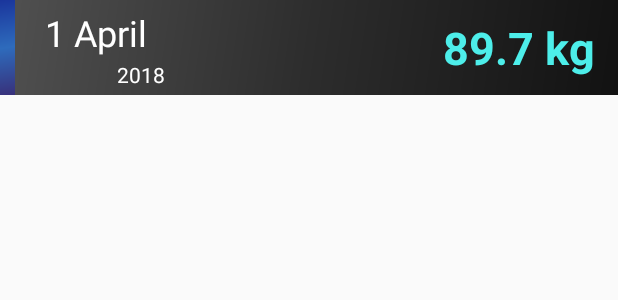
After one commit to ErnestasOkunevic/Size-Tracker, an Android app: the layout recycler_item.xml on its own in the app's theme, with its tools: preview values and no code run, on a phone screen of 412 x 824 dp. The commit adds this screen. Shown: the top 300 px of the screen. Run offline under Robolectric (Android 15) with nearby library versions, the phone set to English and light mode, and no system bars.

Commit message:
Made item layout for recycler view

```diff
--- a/app/src/main/java/com/ernokun/sizetracker/activities/MainActivity.java
+++ b/app/src/main/java/com/ernokun/sizetracker/activities/MainActivity.java
@@ -5,6 +5,7 @@ import androidx.lifecycle.Observer;
 import androidx.lifecycle.ViewModelProvider;
 
 import android.os.Bundle;
+import android.widget.Toast;
 
 import com.ernokun.sizetracker.R;
 import com.ernokun.sizetracker.entities.Weight;
@@ -32,6 +33,7 @@ public class MainActivity extends AppCompatActivity {
             @Override
             public void onChanged(List<Weight> weights) {
                 // update RecyclerView
+                Toast.makeText(MainActivity.this, "It worked", Toast.LENGTH_LONG).show();
             }
         });
     }
--- /dev/null
+++ b/app/src/main/res/drawable/background.xml
@@ -0,0 +1,8 @@
+<?xml version="1.0" encoding="utf-8"?>
+<shape xmlns:android="http://schemas.android.com/apk/res/android">
+    <gradient
+        android:angle="135"
+        android:centerColor="#2D2D2D"
+        android:endColor="#515151"
+        android:startColor="#121212" />
+</shape>
--- /dev/null
+++ b/app/src/main/res/drawable/recycler_item_side_blue.xml
@@ -0,0 +1,11 @@
+<?xml version="1.0" encoding="utf-8"?>
+<shape xmlns:android="http://schemas.android.com/apk/res/android"
+    android:shape="rectangle">
+
+    <gradient
+        android:angle="135"
+        android:centerColor="#2E6BBC"
+        android:endColor="#1A359C"
+        android:startColor="#38307A" />
+
+</shape>
--- /dev/null
+++ b/app/src/main/res/layout/recycler_item.xml
@@ -0,0 +1,56 @@
+<?xml version="1.0" encoding="utf-8"?>
+<androidx.constraintlayout.widget.ConstraintLayout xmlns:android="http://schemas.android.com/apk/res/android"
+    xmlns:app="http://schemas.android.com/apk/res-auto"
+    android:layout_width="match_parent"
+    android:layout_height="wrap_content"
+    android:background="@drawable/background">
+
+
+    <ImageView
+        android:id="@+id/imageView4"
+        android:layout_width="10dp"
+        android:layout_height="63dp"
+        app:layout_constraintStart_toStartOf="parent"
+        app:layout_constraintTop_toTopOf="parent"
+        app:srcCompat="@drawable/recycler_item_side_blue" />
+
+    <TextView
+        android:id="@+id/day_month_id"
+        android:layout_width="wrap_content"
+        android:layout_height="wrap_content"
+        android:layout_marginStart="20dp"
+        android:layout_marginTop="5dp"
+        android:text="1 April"
+        android:textColor="#ffffff"
+        android:textSize="24sp"
+        app:layout_constraintStart_toEndOf="@+id/imageView4"
+        app:layout_constraintTop_toTopOf="parent" />
+
+    <TextView
+        android:id="@+id/year_id"
+        android:layout_width="wrap_content"
+        android:layout_height="wrap_content"
+        android:layout_marginStart="60dp"
+        android:layout_marginTop="2dp"
+        android:text="2018"
+        android:textColor="#ffffff"
+        android:textSize="14sp"
+        app:layout_constraintEnd_toEndOf="@+id/day_month_id"
+        app:layout_constraintStart_toStartOf="@+id/day_month_id"
+        app:layout_constraintTop_toBottomOf="@+id/day_month_id" />
+
+    <TextView
+        android:id="@+id/weight_id"
+        android:layout_width="wrap_content"
+        android:layout_height="wrap_content"
+        android:layout_marginTop="5dp"
+        android:layout_marginEnd="15dp"
+        android:layout_marginBottom="5dp"
+        android:text="89.7 kg"
+        android:textColor="#4deeea"
+        android:textSize="30sp"
+        android:textStyle="bold"
+        app:layout_constraintBottom_toBottomOf="parent"
+        app:layout_constraintEnd_toEndOf="parent"
+        app:layout_constraintTop_toTopOf="parent" />
+</androidx.constraintlayout.widget.ConstraintLayout>
```
